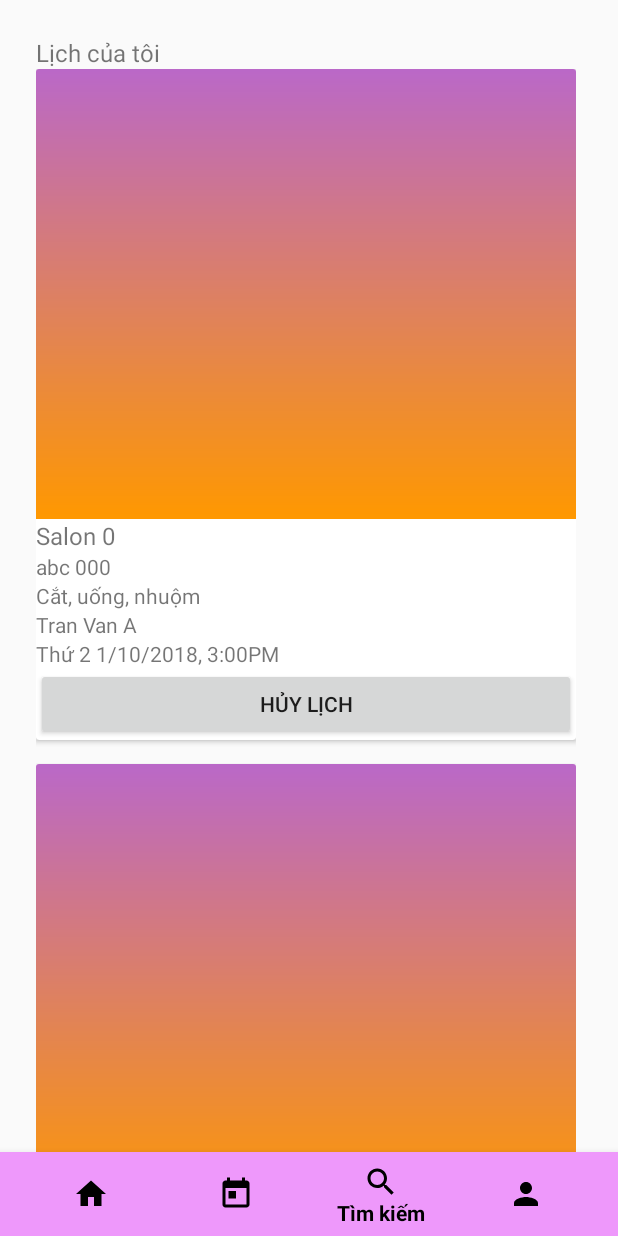
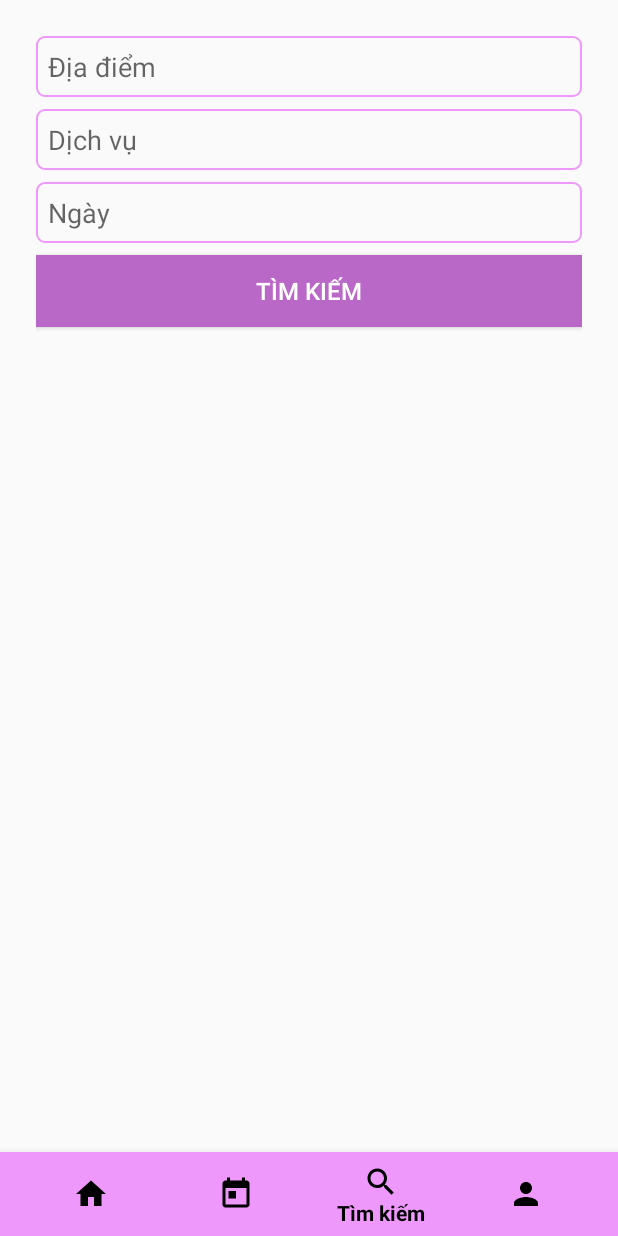
Before and after one commit to ngocnt1801/CatTocDi_Mobile, an Android app: the MainActivity screen opened directly, with no data from a screen before it, item 3 of the bottom bar chosen, on a phone screen of 412 x 824 dp. Run offline under Robolectric (Android 15) with nearby library versions, the phone set to English and light mode, and no system bars.

Commit message:
search tab

```diff
--- a/CatTocDiSalon/app/src/main/java/com/salon/cattocdi/MainActivity.java
+++ b/CatTocDiSalon/app/src/main/java/com/salon/cattocdi/MainActivity.java
@@ -6,9 +6,6 @@ import android.support.annotation.NonNull;
 import android.support.design.widget.BottomNavigationView;
 import android.support.v7.app.AppCompatActivity;
 import android.os.Bundle;
-import android.support.v7.widget.DefaultItemAnimator;
-import android.support.v7.widget.GridLayoutManager;
-import android.support.v7.widget.LinearLayoutManager;
 import android.support.v7.widget.RecyclerView;
 import android.view.MenuItem;
 import android.view.WindowManager;
@@ -16,6 +13,7 @@ import android.view.WindowManager;
 import com.salon.cattocdi.adapters.TestRecycleViewAdapter;
 import com.salon.cattocdi.fragements.AppointmentFragment;
 import com.salon.cattocdi.fragements.HomeFragment;
+import com.salon.cattocdi.fragements.SearchFragment;
 
 public class MainActivity extends AppCompatActivity {
 
@@ -43,6 +41,8 @@ public class MainActivity extends AppCompatActivity {
                         showFragment(appointmentFragment);
                         return true;
                     case R.id.bottom_nav_search_item:
+                        SearchFragment searchFragment = new SearchFragment();
+                        showFragment(searchFragment);
                         return true;
                     case R.id.bottom_nav_profile_item:
                         return true;
--- /dev/null
+++ b/CatTocDiSalon/app/src/main/java/com/salon/cattocdi/fragements/SearchFragment.java
@@ -0,0 +1,58 @@
+package com.salon.cattocdi.fragements;
+
+
+import android.app.DatePickerDialog;
+import android.os.Bundle;
+import android.app.Fragment;
+import android.view.LayoutInflater;
+import android.view.View;
+import android.view.ViewGroup;
+import android.widget.DatePicker;
+import android.widget.EditText;
+
+import com.salon.cattocdi.R;
+
+import java.util.Calendar;
+
+/**
+ * A simple {@link Fragment} subclass.
+ */
+public class SearchFragment extends Fragment {
+
+    EditText etDate;
+
+    public SearchFragment() {
+        // Required empty public constructor
+    }
+
+
+    @Override
+    public View onCreateView(LayoutInflater inflater, ViewGroup container,
+                             Bundle savedInstanceState) {
+        // Inflate the layout for this fragment
+        View view = inflater.inflate(R.layout.fragment_search, container, false);
+        etDate = view.findViewById(R.id.fg_search_date_et);
+        // Get Current Date
+        final Calendar c = Calendar.getInstance();
+        final int mYear = c.get(Calendar.YEAR);
+        final int mMonth = c.get(Calendar.MONTH);
+        final int mDay = c.get(Calendar.DAY_OF_MONTH);
+
+
+        etDate.setOnClickListener(new View.OnClickListener() {
+            @Override
+            public void onClick(View view) {
+                DatePickerDialog dialog = new DatePickerDialog(getActivity(), new DatePickerDialog.OnDateSetListener() {
+                    @Override
+                    public void onDateSet(DatePicker datePicker, int year, int month, int day) {
+                        etDate.setText(day + "/"+month +"/"+year);
+                    }
+                }, mYear, mMonth, mDay);
+                dialog.getDatePicker().setMinDate(System.currentTimeMillis() - 1000);
+                dialog.show();
+            }
+        });
+        return view;
+    }
+
+}
--- /dev/null
+++ b/CatTocDiSalon/app/src/main/res/layout/fragment_search.xml
@@ -0,0 +1,46 @@
+<?xml version="1.0" encoding="utf-8"?>
+<LinearLayout xmlns:android="http://schemas.android.com/apk/res/android"
+    xmlns:tools="http://schemas.android.com/tools"
+    android:layout_width="match_parent"
+    android:layout_height="match_parent"
+    tools:context=".fragements.SearchFragment"
+    android:orientation="vertical"
+    android:padding="@dimen/pd_layout_login_page">
+
+    <EditText
+        android:layout_width="match_parent"
+        android:layout_height="wrap_content"
+        android:hint="Địa điểm"
+        android:padding="@dimen/pd_et"
+        android:background="@drawable/border_radius_edit_text"
+        android:layout_marginBottom="8dp"/>
+
+    <EditText
+        android:layout_width="match_parent"
+        android:layout_height="wrap_content"
+        android:hint="Dịch vụ"
+        android:padding="@dimen/pd_et"
+        android:background="@drawable/border_radius_edit_text"
+        android:layout_marginBottom="8dp"/>
+
+    <EditText
+        android:layout_width="match_parent"
+        android:layout_height="wrap_content"
+        android:hint="Ngày"
+        android:padding="@dimen/pd_et"
+        android:background="@drawable/border_radius_edit_text"
+        android:layout_marginBottom="8dp"
+        android:id="@+id/fg_search_date_et"
+        android:editable="false"/>
+
+
+
+    <Button
+        android:layout_width="match_parent"
+        android:layout_height="wrap_content"
+        android:background="@color/mainPrimary"
+        android:text="Tìm kiếm"
+        android:textSize="@dimen/ts_button_login_page"
+        android:textColor="@color/textForDark"/>
+
+</LinearLayout>
--- a/CatTocDiSalon/app/src/main/res/values/strings.xml
+++ b/CatTocDiSalon/app/src/main/res/values/strings.xml
@@ -18,4 +18,7 @@
     <string name="vn_appointment_past">Quá khứ</string>
     <string name="vn_my_appointment">Lịch của tôi</string>
 
+    <!-- TODO: Remove or change this placeholder text -->
+    <string name="hello_blank_fragment">Hello blank fragment</string>
+
 </resources>
```
